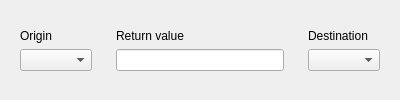
This is ICP/event_return.ui in Inozitol/ICP2 as Qt 5 draws it before an edit. The edited form follows.
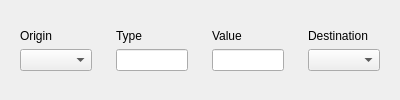
This is the edited form.

```diff
--- a/ICP/event_return.ui
+++ b/ICP/event_return.ui
@@ -72,6 +72,48 @@
      </layout>
     </widget>
    </item>
+   <item>
+    <widget class="QWidget" name="widget_4" native="true">
+     <layout class="QVBoxLayout" name="verticalLayout_4">
+      <item>
+       <spacer name="verticalSpacer_7">
+        <property name="orientation">
+         <enum>Qt::Vertical</enum>
+        </property>
+        <property name="sizeHint" stdset="0">
+         <size>
+          <width>20</width>
+          <height>40</height>
+         </size>
+        </property>
+       </spacer>
+      </item>
+      <item>
+       <widget class="QLabel" name="label_4">
+        <property name="text">
+         <string>Type</string>
+        </property>
+       </widget>
+      </item>
+      <item>
+       <widget class="QLineEdit" name="returnLineEdit"/>
+      </item>
+      <item>
+       <spacer name="verticalSpacer_8">
+        <property name="orientation">
+         <enum>Qt::Vertical</enum>
+        </property>
+        <property name="sizeHint" stdset="0">
+         <size>
+          <width>20</width>
+          <height>40</height>
+         </size>
+        </property>
+       </spacer>
+      </item>
+     </layout>
+    </widget>
+   </item>
    <item>
     <widget class="QWidget" name="widget_2" native="true">
      <layout class="QVBoxLayout" name="verticalLayout_2">
@@ -91,12 +133,12 @@
       <item>
        <widget class="QLabel" name="label_2">
         <property name="text">
-         <string>Return value</string>
+         <string>Value</string>
         </property>
        </widget>
       </item>
       <item>
-       <widget class="QLineEdit" name="returnLineEdit"/>
+       <widget class="QLineEdit" name="valueLineEdit"/>
       </item>
       <item>
        <spacer name="verticalSpacer_4">
```
